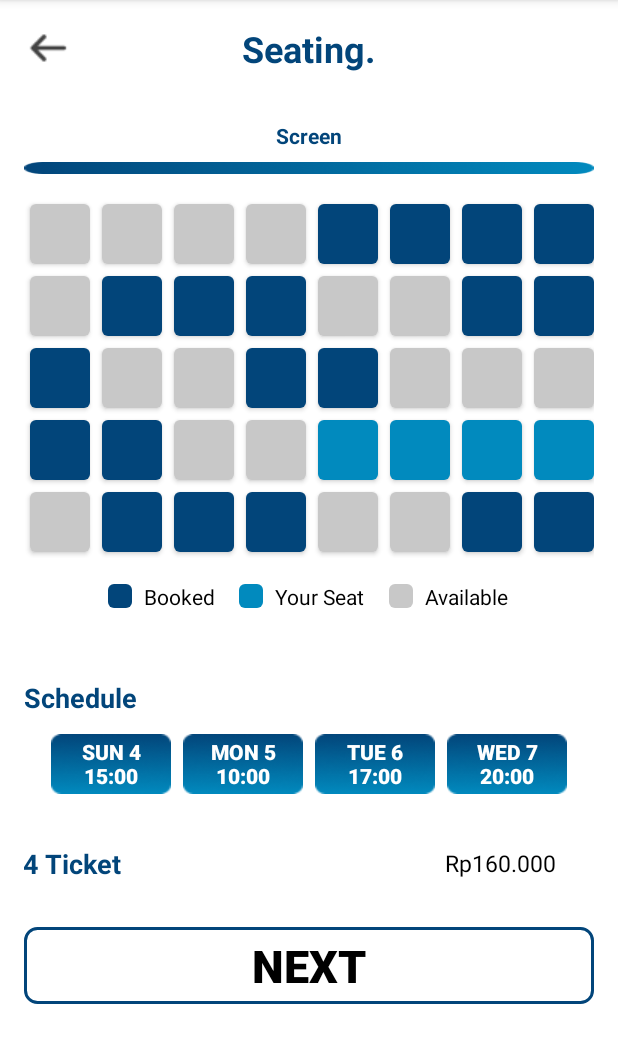
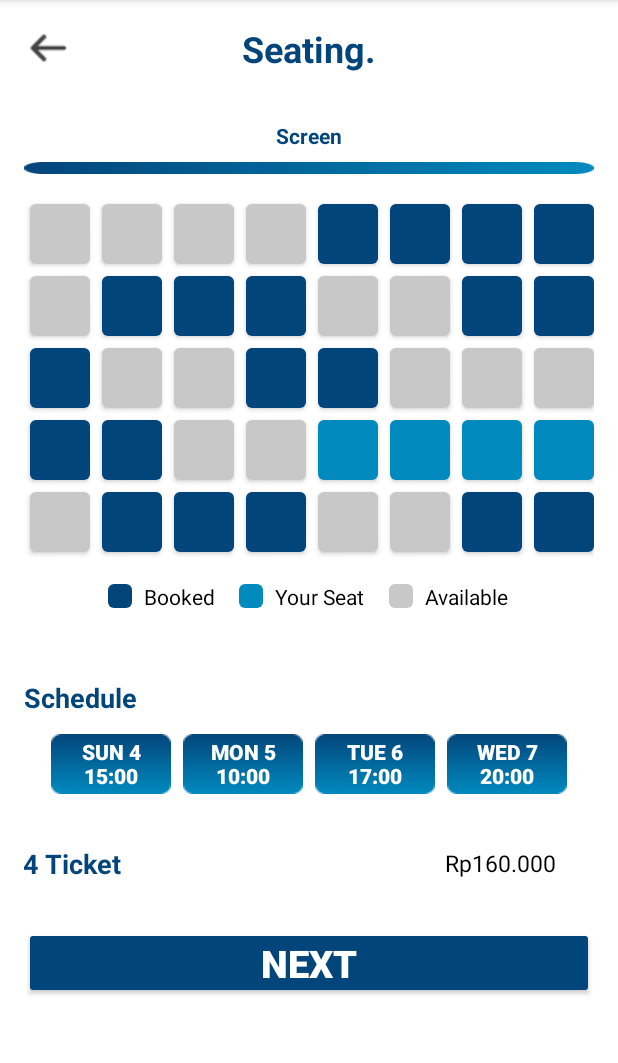
Before and after one commit to satrioagnag/PEMMOB_UAS, an Android app: the SeatScreenActivity screen opened directly, with no data from a screen before it, on a phone screen of 412 x 824 dp, the part 84-1147 px from its top. Run offline under Robolectric (Android 15) with nearby library versions, the phone set to English and light mode, and no system bars.

Commit message:
ubah bentuk button

```diff
--- a/app/src/main/res/layout/activity_seat_screen.xml
+++ b/app/src/main/res/layout/activity_seat_screen.xml
@@ -476,13 +476,13 @@
             android:layout_width="match_parent"
             android:layout_height="wrap_content"
             android:layout_marginTop="30dp"
-            android:background="@drawable/button_background"
             android:padding="5dp"
             android:text="Next"
+            android:backgroundTint="#02457A"
             android:textAlignment="center"
-            android:textColor="#000000"
+            android:textColor="#ffffff"
             android:textStyle="bold"
-            android:textSize="30dp" />
+            android:textSize="25dp" />
     </LinearLayout>
 
 </ScrollView>
```
